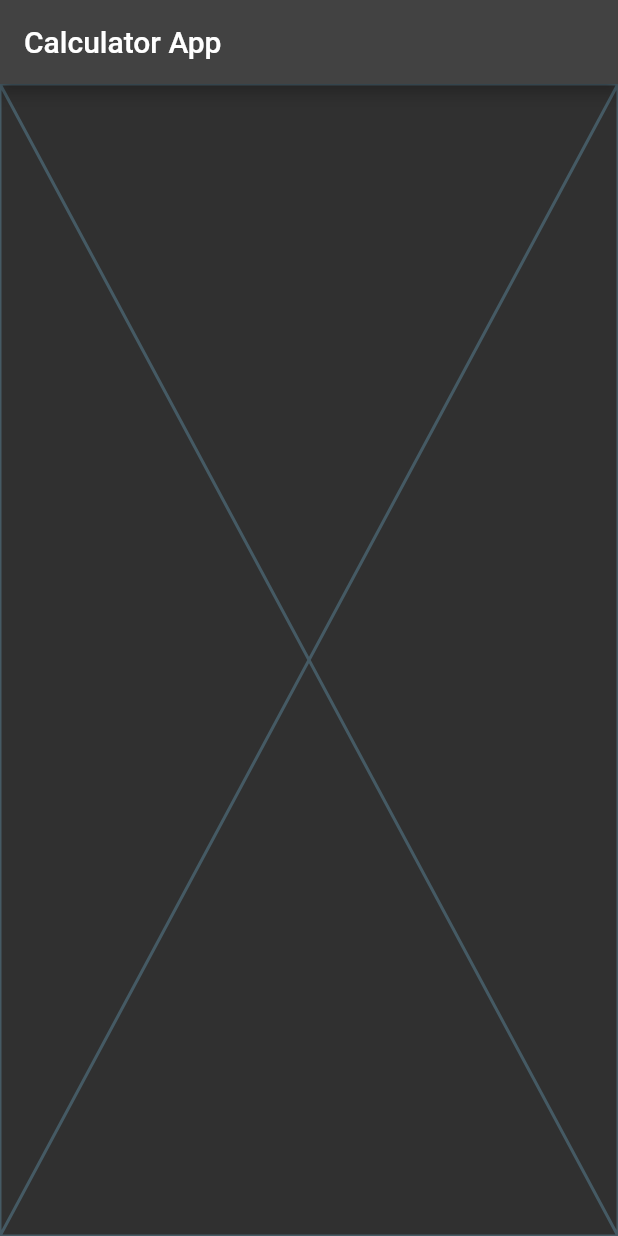
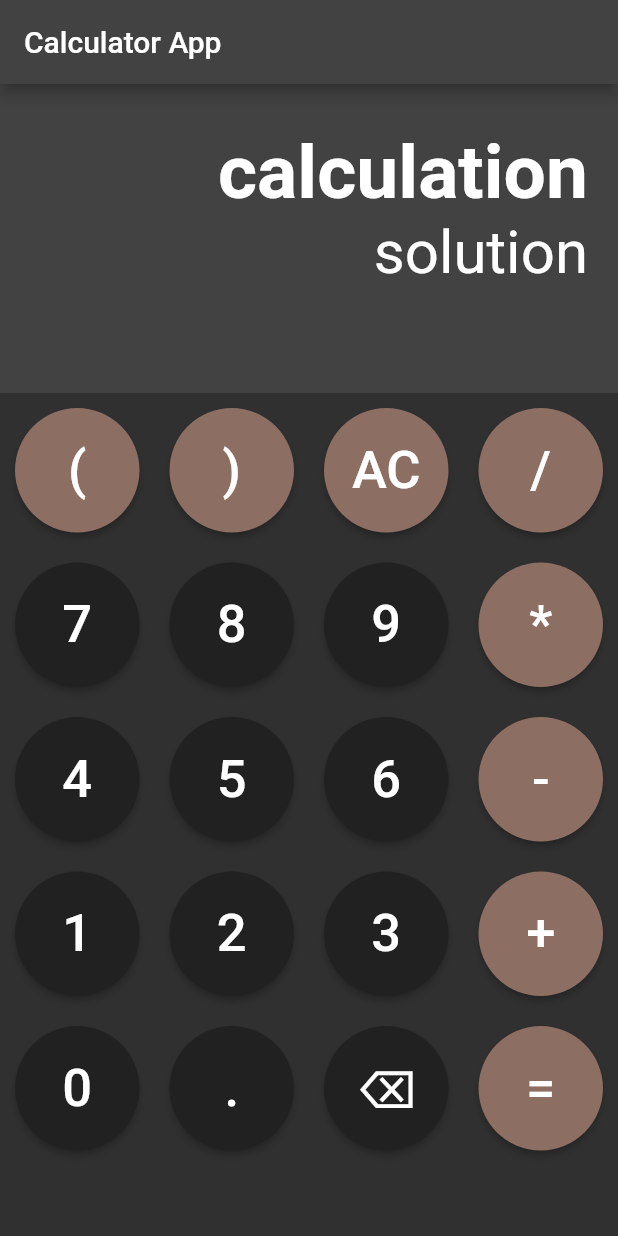
Before and after one commit to Anwendungsorientierte-Programmierung-UR/assignment-06-kindOfCurly, a Flutter app: the screen it shows after launch, on a phone screen of 412 x 824 dp. Run offline on Flutter 3.47's test engine with Material 2 defaults, Android fonts, the phone set to English and light mode, and no system bars.

Commit message:
added UI for calculator
- added text fields for calculation and solution
- added the needed buttons
- print to console on button click
- tested on Pixel 5 in Chrome

```diff
--- a/calculator_app/lib/calculator.dart
+++ b/calculator_app/lib/calculator.dart
@@ -1,4 +1,27 @@
 import 'package:flutter/material.dart';
+
+const List<String> buttonTexts = [
+  '(',
+  ')',
+  'AC',
+  '/',
+  '7',
+  '8',
+  '9',
+  '*',
+  '4',
+  '5',
+  '6',
+  '-',
+  '1',
+  '2',
+  '3',
+  '+',
+  '0',
+  '.',
+  '⌫',
+  '='
+];
 
 class Calculator extends StatefulWidget {
   const Calculator({super.key});
@@ -7,9 +30,81 @@ class Calculator extends StatefulWidget {
   State<Calculator> createState() => _CalculatorState();
 }
 
+Widget createCalculatorButton(String buttonText) {
+  Color? buttonColor = Colors.grey[900];
+  if ('()AC/*-+='.contains(buttonText)) {
+    buttonColor = Colors.brown[400];
+  }
+  return Container(
+    margin: const EdgeInsets.all(10),
+    child: ElevatedButton(
+      onPressed: () => print("Button pressed: $buttonText"),
+      style: ElevatedButton.styleFrom(
+        backgroundColor: buttonColor,
+        shape: const CircleBorder(),
+      ),
+      child: Text(
+        buttonText,
+        style: const TextStyle(fontSize: 35),
+      ),
+    ),
+  );
+}
+
+List<Widget> createCalculatorButtons() {
+  List<Widget> calculatorButtons = [];
+
+  for (final buttonText in buttonTexts) {
+    calculatorButtons.add(createCalculatorButton(buttonText));
+  }
+
+  return calculatorButtons;
+}
+
 class _CalculatorState extends State<Calculator> {
   @override
   Widget build(BuildContext context) {
-    return const Placeholder();
+    return Column(
+      children: [
+        Container(
+          height: MediaQuery.of(context).size.height * 0.25,
+          color: Colors.grey[800],
+          width: double.infinity,
+          padding:
+              const EdgeInsets.only(top: 30, bottom: 30, left: 20, right: 20),
+          child: Column(
+            children: [
+              Align(
+                alignment: Alignment.topRight,
+                child: SingleChildScrollView(
+                  scrollDirection: Axis.horizontal,
+                  child: Text(
+                    "calculation",
+                    style: TextStyle(fontSize: 50, fontWeight: FontWeight.bold),
+                  ),
+                ),
+              ),
+              Flexible(
+                child: Align(
+                  alignment: Alignment.topRight,
+                  child: SingleChildScrollView(
+                    scrollDirection: Axis.horizontal,
+                    child: Text(
+                      "solution",
+                      style: const TextStyle(fontSize: 40),
+                    ),
+                  ),
+                ),
+              )
+            ],
+          ),
+        ),
+        GridView.count(
+          crossAxisCount: 4,
+          shrinkWrap: true,
+          children: createCalculatorButtons(),
+        ),
+      ],
+    );
   }
 }
```
